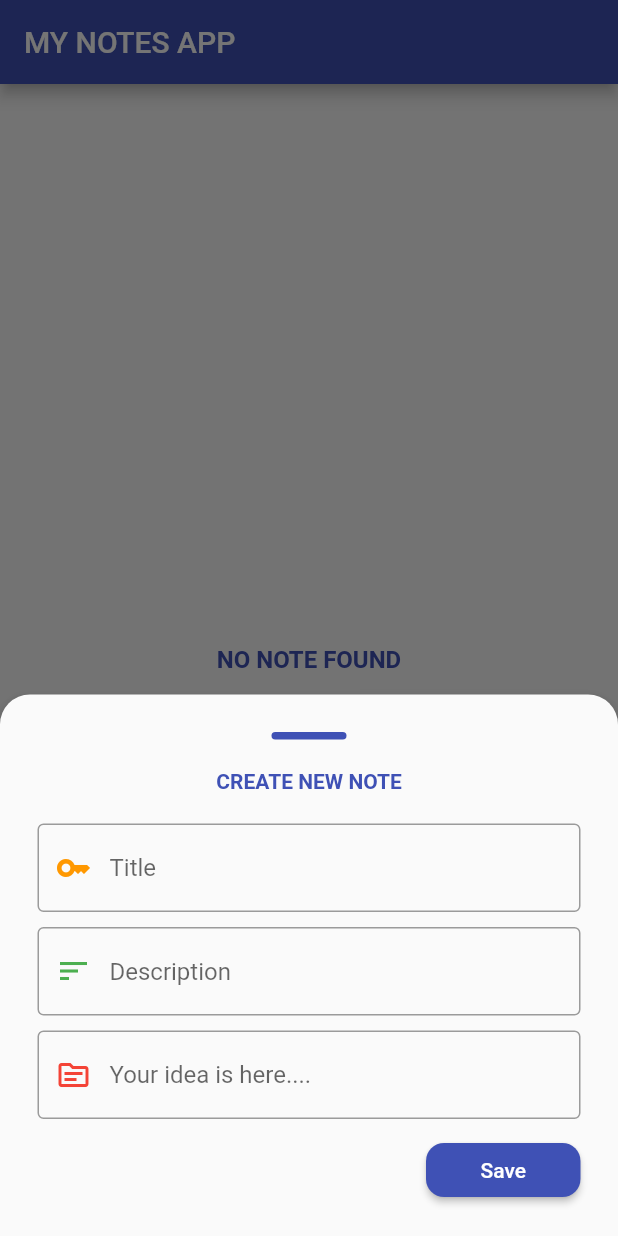
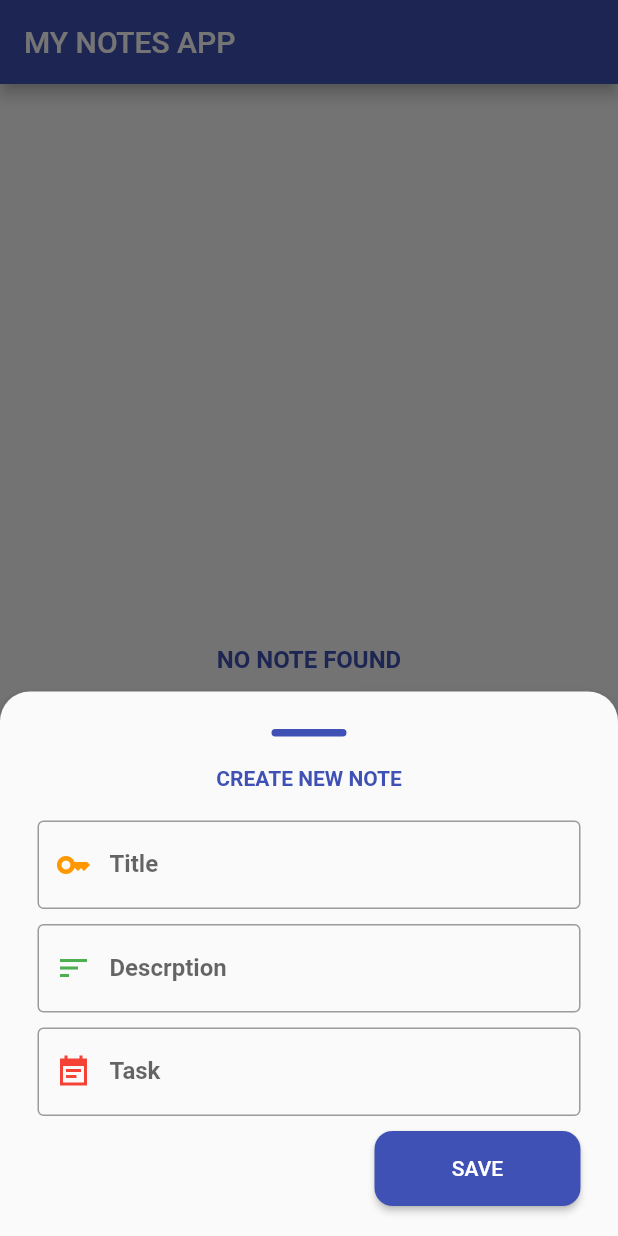
Before and after one commit to iinjaya/test-web-android-programming, a Flutter app: the screen it shows after launch, after a tap on the "add" icon, on a phone screen of 412 x 824 dp. Run offline on Flutter 3.47's test engine with Material 2 defaults, Android fonts, the phone set to English and light mode, and no system bars; our stand-ins replace another_flushbar, sqflite; accounts and stored records are empty.

Commit message:
udpate code module/todos/widgets

```diff
--- a/lib/module/todos/view/todos_view.dart
+++ b/lib/module/todos/view/todos_view.dart
@@ -1,19 +1,11 @@
 import 'package:flutter/material.dart';
 import 'package:todo_app/alert.dart';
 import 'package:todo_app/core.dart';
+import 'package:todo_app/module/todos/widget/bottom_sheet_show.dart';
+import 'package:todo_app/module/todos/widget/container_form.dart';
 
 class TodosView extends StatefulWidget {
   const TodosView({Key? key}) : super(key: key);
-
-  Widget get devider => Container(
-        margin: const EdgeInsets.symmetric(vertical: 10),
-        width: 50,
-        height: 5,
-        decoration: BoxDecoration(
-          borderRadius: BorderRadius.circular(10),
-          color: Colors.indigo,
-        ),
-      );
 
   Widget build(context, TodosController controller) {
     controller.view = this;
@@ -27,28 +19,7 @@ class TodosView extends StatefulWidget {
         controller.cleanUp();
       }
 
-      showModalBottomSheet(
-        context: context,
-        elevation: 5,
-        isScrollControlled: true,
-        shape: const RoundedRectangleBorder(
-          borderRadius: BorderRadius.vertical(
-            top: Radius.circular(20),
-          ),
-        ),
-        builder: (context) {
-          return Container(
-            padding: EdgeInsets.only(
-              top: 15,
-              left: 25,
-              right: 25,
-              bottom: MediaQuery.of(context).viewInsets.bottom + 20,
-            ),
-            child: Column(
-              mainAxisSize: MainAxisSize.min,
-              crossAxisAlignment: CrossAxisAlignment.end,
-              children: [
-                Center(child: devider),
+      bottomSheetShow(children: [
         Center(
           child: Padding(
             padding: const EdgeInsets.only(top: 10, bottom: 20),
@@ -61,44 +32,32 @@ class TodosView extends StatefulWidget {
             ),
           ),
         ),
-                TextFormField(
+        ContainerForm.text(
+          hintText: 'Type an title',
+          label: 'Title',
+          icon: Icons.key,
+          color: Colors.orange,
           controller: controller.title,
-                  decoration: const InputDecoration(
-                    border: OutlineInputBorder(),
-                    prefixIcon: Icon(Icons.key, color: Colors.orange),
-                    hintText: 'Title',
-                  ),
         ),
         const SizedBox(height: 10),
-                TextFormField(
+        ContainerForm.text(
+          hintText: 'Type an description',
+          label: 'Descrption',
+          icon: Icons.sort,
+          color: Colors.green.shade500,
           controller: controller.description,
-                  decoration: const InputDecoration(
-                    border: OutlineInputBorder(),
-                    prefixIcon: Icon(Icons.sort, color: Colors.green),
-                    hintText: 'Description',
-                  ),
         ),
         const SizedBox(height: 10),
-                TextFormField(
+        ContainerForm.text(
+          hintText: 'Your idea is here',
+          label: 'Task',
+          icon: Icons.event_note_sharp,
+          color: Colors.red.shade500,
           controller: controller.content,
-                  maxLines: 10,
-                  minLines: 1,
-                  decoration: const InputDecoration(
-                    prefixIcon: Icon(Icons.source_outlined, color: Colors.red),
-                    border: OutlineInputBorder(),
-                    hintText: 'Your idea is here....',
-                  ),
         ),
         const SizedBox(height: 10),
-                ElevatedButton(
-                  style: ElevatedButton.styleFrom(
-                    backgroundColor: Colors.indigo,
-                    padding: const EdgeInsets.symmetric(vertical: 10, horizontal: 20),
-                    shape: RoundedRectangleBorder(
-                      borderRadius: BorderRadius.circular(12),
-                    ),
-                    fixedSize: Size(Get.width / 4, 30),
-                  ),
+        ContainerForm.button(
+          label: 'save',
           onPressed: () async {
             final result = id == null
                 ? await controller.save()
@@ -110,22 +69,14 @@ class TodosView extends StatefulWidget {
               Alert(message: 'TITLE NOT EMPTY', status: false).show();
               return;
             }
-                    Alert(
-                      message: '$header success',
-                      status: true,
-                    ).show(callback: () {
+            Alert(message: '$header success', status: true).show(callback: () {
               controller.update();
               Get.back();
               controller.cleanUp();
             });
           },
-                  child: const Text("Save"),
         ),
-              ],
-            ),
-          );
-        },
-      );
+      ]);
     }
 
     return Scaffold(
--- /dev/null
+++ b/lib/module/todos/widget/bottom_modal_container.dart
@@ -0,0 +1,36 @@
+import 'package:flutter/material.dart';
+
+class BottomModalContainer extends StatelessWidget {
+  final List<Widget> children;
+  const BottomModalContainer({Key? key, required this.children}) : super(key: key);
+
+  Widget get devider => Container(
+        margin: const EdgeInsets.symmetric(vertical: 10),
+        width: 50,
+        height: 5,
+        decoration: BoxDecoration(
+          borderRadius: BorderRadius.circular(10),
+          color: Colors.indigo,
+        ),
+      );
+
+  @override
+  Widget build(BuildContext context) {
+    return Container(
+      padding: EdgeInsets.only(
+        top: 15,
+        left: 25,
+        right: 25,
+        bottom: MediaQuery.of(context).viewInsets.bottom + 20,
+      ),
+      child: Column(
+        mainAxisSize: MainAxisSize.min,
+        crossAxisAlignment: CrossAxisAlignment.end,
+        children: [
+          Center(child: devider),
+          ...children,
+        ],
+      ),
+    );
+  }
+}
--- /dev/null
+++ b/lib/module/todos/widget/bottom_sheet_show.dart
@@ -0,0 +1,17 @@
+import 'package:flutter/material.dart';
+import 'package:todo_app/state_util.dart';
+import 'bottom_modal_container.dart';
+
+bottomSheetShow({required List<Widget> children}) {
+  showModalBottomSheet(
+    context: Get.currentContext,
+    elevation: 5,
+    isScrollControlled: true,
+    shape: const RoundedRectangleBorder(
+      borderRadius: BorderRadius.vertical(
+        top: Radius.circular(20),
+      ),
+    ),
+    builder: (context) => BottomModalContainer(children: children),
+  );
+}
--- /dev/null
+++ b/lib/module/todos/widget/container_form.dart
@@ -0,0 +1,55 @@
+import 'package:flutter/material.dart';
+import 'package:todo_app/state_util.dart';
+
+class ContainerForm {
+  static text({
+    required String hintText,
+    required IconData icon,
+    TextEditingController? controller,
+    Color? color,
+    int? maxLines = 1,
+    String? label,
+  }) {
+    return TextFormField(
+      controller: controller,
+      minLines: 1,
+      maxLines: maxLines,
+      decoration: InputDecoration(
+        border: const OutlineInputBorder(),
+        prefixIcon: Icon(icon, color: color),
+        hintText: hintText,
+        label: label != null
+            ? Text(
+                label,
+                style: const TextStyle(
+                  fontWeight: FontWeight.bold,
+                ),
+              )
+            : const SizedBox(),
+      ),
+    );
+  }
+
+  static button({
+    required String label,
+    required void Function()? onPressed,
+    Color backgroundColor = Colors.indigo,
+  }) {
+    return ElevatedButton(
+      onPressed: onPressed,
+      style: ElevatedButton.styleFrom(
+        backgroundColor: backgroundColor,
+        shape: RoundedRectangleBorder(
+          borderRadius: BorderRadius.circular(12),
+        ),
+        fixedSize: Size(Get.width / 3, 50),
+      ),
+      child: Text(
+        label.toUpperCase(),
+        style: const TextStyle(
+          fontWeight: FontWeight.w500,
+        ),
+      ),
+    );
+  }
+}
```
Also changed, not shown: 1 other file. Lines whose indentation alone changed are shown as unchanged.
